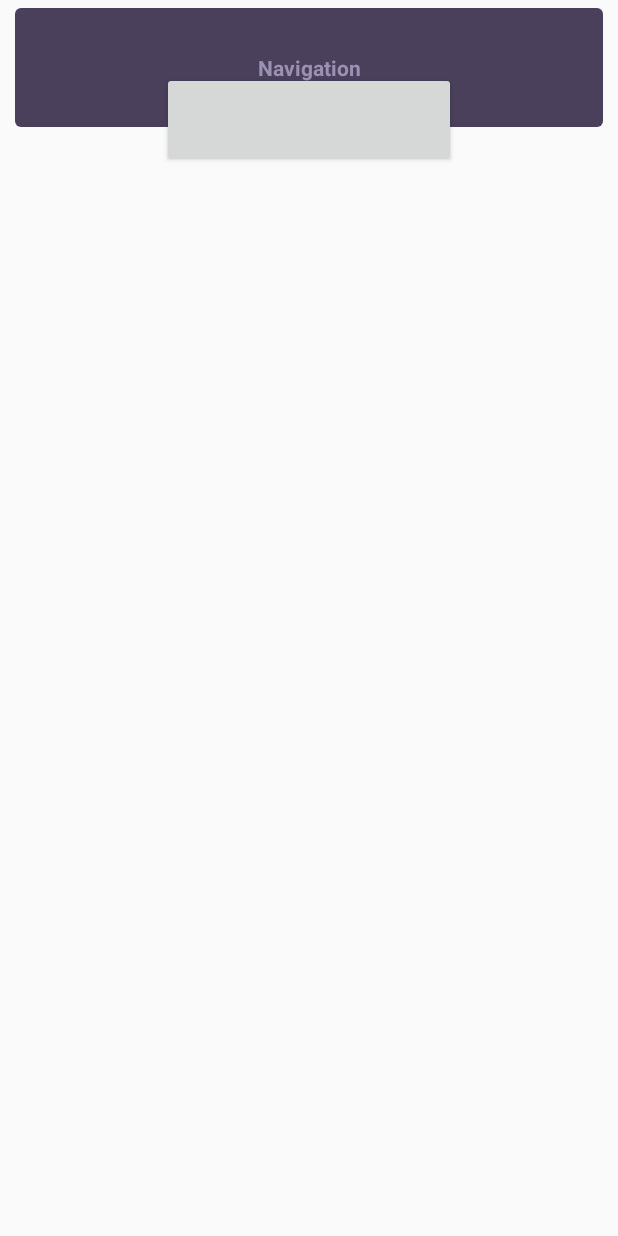
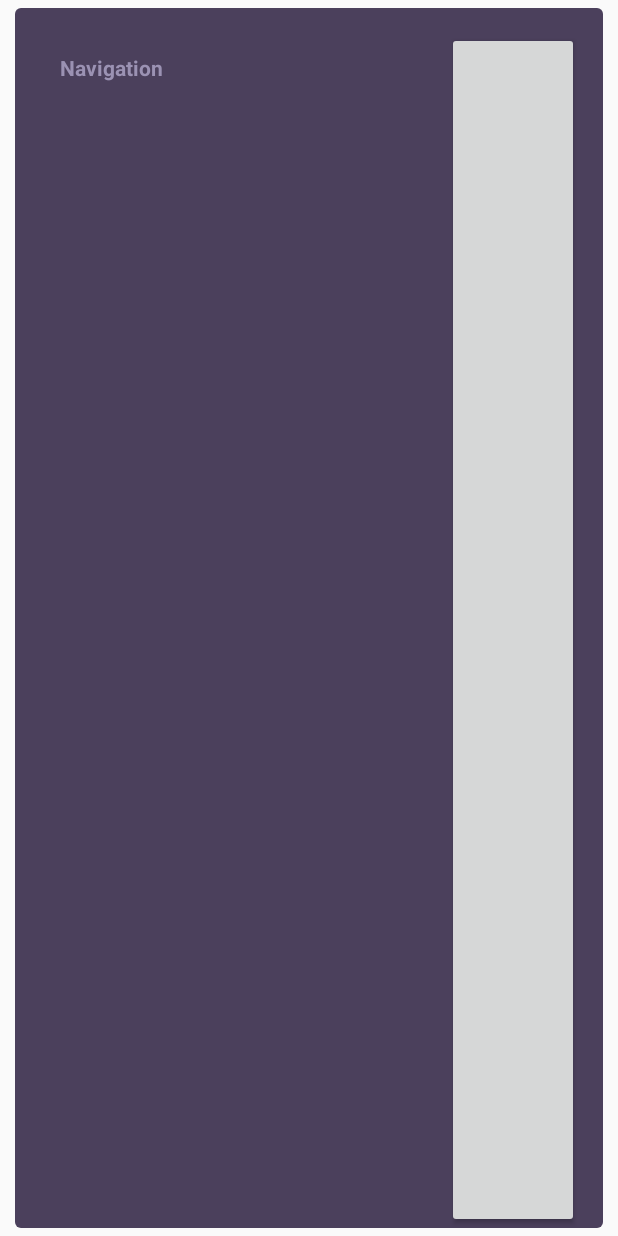
Before and after one commit to zismusicapp/musapp, an Android app: the layout item_list.xml on its own in the app's theme, with its tools: preview values and no code run, on a phone screen of 412 x 824 dp. Run offline under Robolectric (Android 15) with nearby library versions, the phone set to English and light mode, and no system bars; plain views replace CircularProgressButton.

Commit message:
laoyuts for list

```diff
--- a/app/build.gradle
+++ b/app/build.gradle
@@ -209,6 +209,9 @@ dependencies {
   compile 'com.github.amlcurran.showcaseview:library:5.4.3'
   compile 'life.knowledge4:k4l-video-trimmer:1.1.3-SNAPSHOT'
 
+  compile appDependencies.parse
+  compile appDependencies.rxparse
+
   all32Compile project(':ijkplayer-armv5')
   all32Compile project(':ijkplayer-armv7a')
   all32Compile project(':ijkplayer-x86')
--- a/app/src/main/java/com/zis/musapp/gh/features/choosesong/ChooseSongActivtity.java
+++ b/app/src/main/java/com/zis/musapp/gh/features/choosesong/ChooseSongActivtity.java
@@ -36,7 +36,7 @@ public class ChooseSongActivtity extends Activity {
     viewPager.setAdapter(new PagerAdapter() {
       @Override
       public int getCount() {
-        return 5;
+        return 4;
       }
 
       @Override
@@ -69,41 +69,42 @@ public class ChooseSongActivtity extends Activity {
 
     final String[] colors = getResources().getStringArray(R.array.default_preview);
 
+    //top, all, downloaded, competition, your records
     final NavigationTabBar navigationTabBar = (NavigationTabBar) findViewById(R.id.ntb_horizontal);
     final ArrayList<NavigationTabBar.Model> models = new ArrayList<>();
     models.add(
         new NavigationTabBar.Model.Builder(
             getResources().getDrawable(R.drawable.ic_first),
             Color.parseColor(colors[0]))
-            .title("Heart")
+            .title("Top")
             .build()
     );
     models.add(
         new NavigationTabBar.Model.Builder(
             getResources().getDrawable(R.drawable.ic_second),
             Color.parseColor(colors[1]))
-            .title("Cup")
+            .title("All")
             .build()
     );
     models.add(
         new NavigationTabBar.Model.Builder(
             getResources().getDrawable(R.drawable.ic_third),
             Color.parseColor(colors[2]))
-            .title("Diploma")
+            .title("Downloaded")
             .build()
     );
     models.add(
         new NavigationTabBar.Model.Builder(
             getResources().getDrawable(R.drawable.ic_fourth),
             Color.parseColor(colors[3]))
-            .title("Flag")
+            .title("Competition")
             .build()
     );
     models.add(
         new NavigationTabBar.Model.Builder(
             getResources().getDrawable(R.drawable.ic_fifth),
             Color.parseColor(colors[4]))
-            .title("Medal")
+            .title("Your records")
             .build()
     );
 
--- a/app/src/main/res/layout/item_list.xml
+++ b/app/src/main/res/layout/item_list.xml
@@ -1,45 +1,42 @@
 <?xml version="1.0" encoding="utf-8"?>
-<FrameLayout xmlns:android="http://schemas.android.com/apk/res/android"
-             android:layout_width="match_parent"
-             android:layout_height="wrap_content">
-
-    <TextView
-            android:id="@+id/txt_vp_item_list"
+<RelativeLayout xmlns:android="http://schemas.android.com/apk/res/android"
+    xmlns:app="http://schemas.android.com/apk/res-auto"
     android:layout_width="match_parent"
     android:layout_height="wrap_content"
-            android:padding="30dp"
     android:layout_marginStart="10dp"
     android:layout_marginLeft="10dp"
     android:layout_marginRight="10dp"
     android:layout_marginEnd="10dp"
     android:layout_marginTop="5dp"
-            android:layout_marginBottom="5dp"
+    android:layout_marginBottom="5dp">
+
+  <TextView
+      android:id="@+id/txt_vp_item_list"
+      android:layout_width="match_parent"
+      android:layout_height="match_parent"
+      android:padding="30dp"
       android:background="@drawable/bg_round_rect"
-            android:gravity="center"
+      android:gravity="left"
       android:text="Navigation"
       android:textColor="#9b92b3"
-            android:textStyle="bold"/>
+      android:textStyle="bold"
+      android:layout_alignParentLeft="true"/>
 
-    <LinearLayout xmlns:android="http://schemas.android.com/apk/res/android"
-                  xmlns:app="http://schemas.android.com/apk/res-auto"
-                  android:layout_width="match_parent"
-                  android:layout_height="match_parent"
-                  android:layout_margin="32dp"
-                  android:gravity="center_horizontal"
-                  android:orientation="vertical">
 
   <com.dd.CircularProgressButton
       android:id="@+id/circularButton1"
-                android:layout_width="196dp"
-                android:layout_height="64dp"
+      android:layout_width="wrap_content"
+      android:layout_height="match_parent"
       android:layout_marginTop="16dp"
+      android:layout_marginRight="16dp"
+      android:padding="8dp"
       android:textColor="@color/cpb_white"
       android:textSize="18sp"
-                app:cpb_textComplete="@string/Complete"
-                app:cpb_textError="@string/Error"
-                app:cpb_textIdle="@string/Upload" />
+      app:cpb_textComplete="@string/start_record"
+      app:cpb_textError="@string/download_error"
+      app:cpb_textProgress="@string/download_progress"
+      app:cpb_textIdle="@string/download_start"
+      android:layout_alignParentRight="true"/>
 
 
-    </LinearLayout>
-
-</FrameLayout>
+</RelativeLayout>
--- a/app/src/main/res/values/strings.xml
+++ b/app/src/main/res/values/strings.xml
@@ -41,9 +41,9 @@
     <string name="google_maps_key">AIzaSyA9vspt07A3nqkzhmYrbKt5sHbZPpPIWRE</string>
     <string name="panic_button">PANIC</string>
     <string name="welcome">Welcome</string>
-    <string name="Complete">Complete</string>
-    <string name="Error">Error</string>
-    <string name="Upload">Upload</string>
+    <string name="start_record">Record</string>
+    <string name="download_error">Error</string>
+    <string name="download_start">Download</string>
 
     <!-- Tour -->
     <string name="tour_sign_up">Sign UP</string>
@@ -70,6 +70,7 @@
     <string name="login_title">Welcome to app!</string>
     <string name="login_description">Let\'s get you started.</string>
     <string name="login_enter_phone">Enter you phone number</string>
+    <string name="download_progress">Downloading...</string>
 
 
 </resources>
--- a/buildsystem/dependencies.gradle
+++ b/buildsystem/dependencies.gradle
@@ -122,6 +122,8 @@ ext {
            googlePlayMaps     : "com.google.android.gms:play-services-maps:${googlePlayServicesVersion}",
            firebase           : "com.google.firebase:firebase-messaging:${googlePlayServicesVersion}",
 
+           parse              : 'com.parse:parse-android:1.13.1',
+           rxparse            : 'com.infstory:rxparse:2.0.3',
            bugTags            : "com.bugtags.library:bugtags-lib:1.2.7",
 
            gitSha             : "com.github.promeg:android-git-sha-lib:1.0.0",
```
Lines whose indentation alone changed are shown as unchanged.
